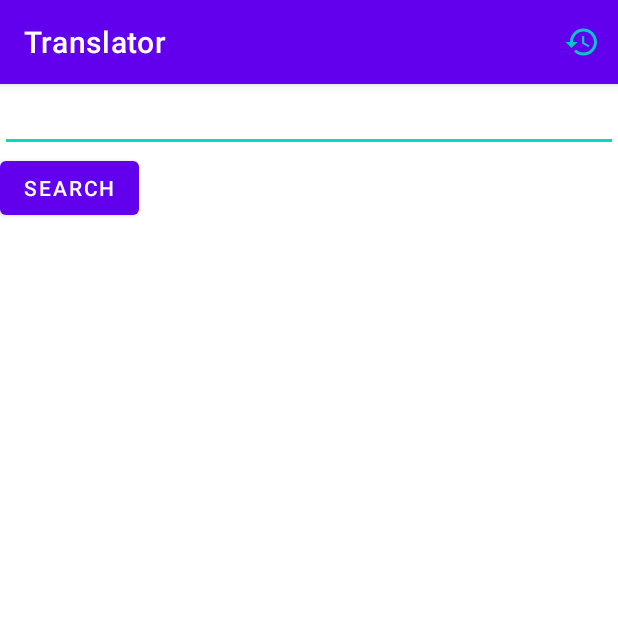
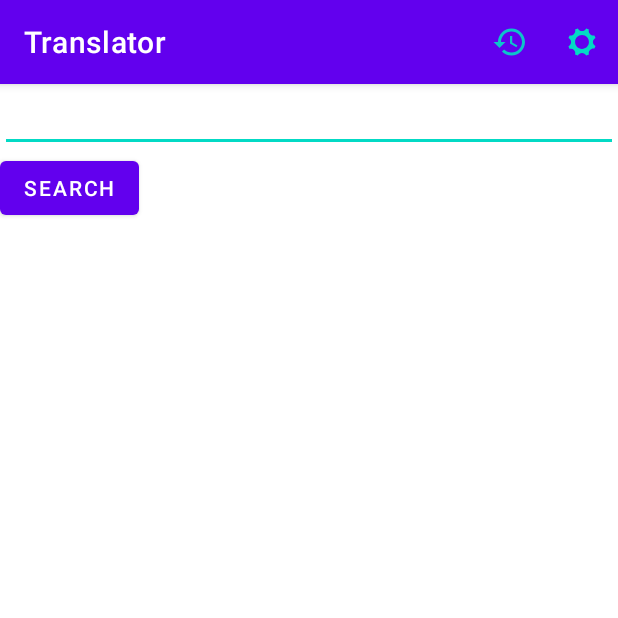
Before and after one commit to BogatyrevDm/Translator, an Android app: the screen it shows after launch (MainActivity), on a phone screen of 412 x 824 dp, the top half of it. Run offline under Robolectric (Android 15) with nearby library versions, the phone set to English and light mode, and no system bars; our stand-ins replace Room's generated code; libraries missing offline, so code that uses them is left out: com.jakewharton.retrofit2; 3 statements that could not run were skipped.

Commit message:
setting panel implementation

```diff
--- a/app/src/main/java/com/example/translator/view/main/MainActivity.kt
+++ b/app/src/main/java/com/example/translator/view/main/MainActivity.kt
@@ -2,6 +2,7 @@ package com.example.translator.view.main
 
 import android.content.Intent
 import android.os.Bundle
+import android.provider.Settings
 import android.view.Menu
 import android.view.MenuItem
 import android.view.View.GONE
@@ -36,7 +37,6 @@ private const val HISTORY_ACTIVITY_FEATURE_NAME = "historyScreen"
 private const val REQUEST_CODE = 42
 
 class MainActivity : BaseActivity<AppState>() {
-
     private var adapter: MainAdapter? = null
     override val model: MainViewModel by viewModel()
     private lateinit var splitInstallManager: SplitInstallManager
@@ -175,7 +175,12 @@ class MainActivity : BaseActivity<AppState>() {
                     }
                 true
             }
-            else -> super.onOptionsItemSelected(item)
+            R.id.menu_screen_settings -> {
+                startActivityForResult(Intent(Settings.Panel.ACTION_INTERNET_CONNECTIVITY), 42)
+
+                true
+            }
+                else -> super.onOptionsItemSelected(item)
         }
     }
 
--- /dev/null
+++ b/app/src/main/res/drawable/ic_settings.xml
@@ -0,0 +1,9 @@
+<vector xmlns:android="http://schemas.android.com/apk/res/android"
+        android:width="24dp"
+        android:height="24dp"
+        android:viewportWidth="512"
+        android:viewportHeight="512">
+    <path
+            android:fillColor="@color/teal_200"
+            android:pathData="M411.1,256c0,-23.9 14.8,-42.8 36.9,-55.8c-4,-13.3 -9.3,-26.2 -15.8,-38.2c-24.9,6.5 -45,-3.2 -62,-20.2c-16.9,-16.9 -22.1,-37.1 -15.6,-62C342.6,73.3 329.8,68 316.4,64c-13,22.2 -36.4,36.9 -60.4,36.9c-23.9,0 -47.4,-14.7 -60.4,-36.9c-13.4,4 -26.2,9.3 -38.2,15.8c6.5,24.9 1.3,45 -15.6,62c-16.9,16.9 -37.1,26.7 -61.9,20.2C73.3,174 68,186.8 64,200.2c22.2,13 37,31.9 37,55.8c0,23.9 -14.8,47.4 -37,60.4c4,13.4 9.3,26.2 15.8,38.2c24.9,-6.5 45,-1.3 61.9,15.6c17,16.9 22.1,37.1 15.6,62c12.1,6.5 24.8,11.8 38.2,15.8c13,-22.2 36.5,-36.9 60.4,-36.9c23.9,0 47.4,14.7 60.4,36.9c13.4,-4 26.2,-9.3 38.2,-15.8c-6.5,-24.9 -1.3,-45 15.6,-62c16.9,-16.9 37.1,-26.7 62,-20.2c6.5,-12.1 11.8,-24.9 15.8,-38.2C425.8,298.8 411.1,279.9 411.1,256zM256,354.3c-54.2,0 -98.3,-44 -98.3,-98.3c0,-54.3 44,-98.3 98.3,-98.3c54.3,0 98.3,44 98.3,98.3C354.3,310.3 310.3,354.3 256,354.3z" />
+</vector>
--- /dev/null
+++ b/app/src/main/res/menu-v29/history_menu.xml
@@ -0,0 +1,14 @@
+<?xml version="1.0" encoding="utf-8"?>
+<menu xmlns:android="http://schemas.android.com/apk/res/android"
+    xmlns:app="http://schemas.android.com/apk/res-auto">
+    <item
+        android:id="@+id/menu_history"
+        android:icon="@drawable/ic_history"
+        android:title="@string/history_text"
+        app:showAsAction="always" />
+    <item
+        android:id="@+id/menu_screen_settings"
+        android:icon="@drawable/ic_settings"
+        android:title="@string/menu_title_settings"
+        app:showAsAction="always" />
+</menu>
--- a/app/src/main/res/values/strings.xml
+++ b/app/src/main/res/values/strings.xml
@@ -14,4 +14,5 @@
     <string name="header_text">Header</string>
     <string name="description_text">Description</string>
     <string name="title_historyscreenfeature">History Screen Feature</string>
+    <string name="menu_title_settings">Settings</string>
 </resources>
--- a/core/src/main/java/com/example/core/BaseActivity.kt
+++ b/core/src/main/java/com/example/core/BaseActivity.kt
@@ -2,13 +2,11 @@ package com.example.core
 
 import androidx.appcompat.app.AppCompatActivity
 import com.example.core.viewmodel.BaseViewModel
-
 import com.example.translator.model.data.AppState
 
 
 abstract class BaseActivity<T : AppState> : AppCompatActivity() {
     abstract val model: BaseViewModel<T>
-
     protected fun renderData(appState: T) {
         when (appState) {
             is AppState.Success -> {
```
